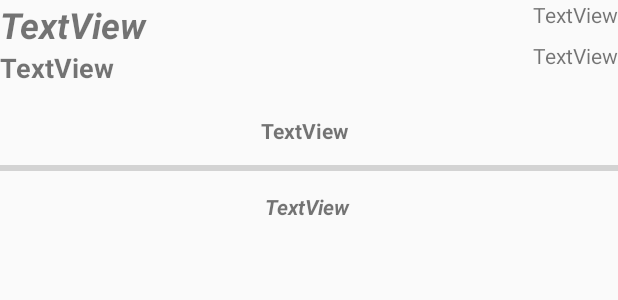
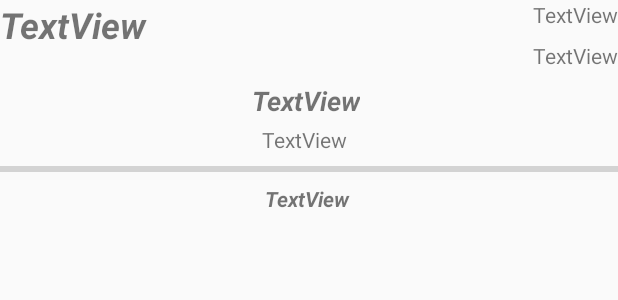
Before and after one commit to endkarn/projectNFC, an Android app: the layout custom_task_listview.xml on its own in the app's theme, with its tools: preview values and no code run, on a phone screen of 412 x 824 dp. Shown: the top 300 px of the screen. Run offline under Robolectric (Android 15) with nearby library versions, the phone set to English and light mode, and no system bars.

Commit message:
+ Item can get Amount and Decresing + Ajust Task Page

```diff
--- a/app/src/main/java/com/karnjang/firebasedemo/ExchangeItemActivity.java
+++ b/app/src/main/java/com/karnjang/firebasedemo/ExchangeItemActivity.java
@@ -126,6 +126,7 @@
 
             public void onFinish() {
                 buttonTimeOut.setText("Time Out!");
+                finish();
 
             }
         }.start();
@@ -209,6 +210,7 @@
 
                     dbUserRef.child(userName).child("totalPoints").setValue(user.getTotalPoints() - itemEx.getItemPrice());
                     dbUserRef.child(userName).child("ACTIVETASK").child(storeId).child("currentCondition").setValue(userProgress+1);
+                    dbStoreRef.child(storeId).child("ITEMS").child(itemEx.getItemId()).child("itemAmount").setValue(itemEx.getItemAmount()-1);
                 }
                 @Override
                 public void onCancelled(DatabaseError databaseError) {
--- a/app/src/main/java/com/karnjang/firebasedemo/fragments/TheStoreItemListFragment.java
+++ b/app/src/main/java/com/karnjang/firebasedemo/fragments/TheStoreItemListFragment.java
@@ -106,6 +106,7 @@
             ImageView imageItemView = (ImageView) theitemlistview.findViewById(R.id.imageItemView);
             TextView textItemName = (TextView) theitemlistview.findViewById(R.id.textItemName);
             TextView textItemPrice = (TextView) theitemlistview.findViewById(R.id.textItemPrice);
+            TextView textItemAmount = (TextView) theitemlistview.findViewById(R.id.textItemAmount);
             Button button = (Button) theitemlistview.findViewById(R.id.buttonItem) ;
 
             final Item item = itemArrayList.get(i);
@@ -115,6 +116,7 @@
             imageItemView.setImageResource(IMAGES[item.getItemType()]);
             textItemName.setText(item.getItemName());
             textItemPrice.setText(""+item.getItemPrice());
+            textItemAmount.setText("Amount:"+item.getItemAmount());
             button.setText("USE"+item.getItemPrice());
 
             button.setOnClickListener(new View.OnClickListener() {
--- a/app/src/main/res/layout/custom_task_listview.xml
+++ b/app/src/main/res/layout/custom_task_listview.xml
@@ -29,11 +29,15 @@
                 android:id="@+id/textTaskName"
                 android:layout_width="wrap_content"
                 android:layout_height="wrap_content"
+                android:layout_marginEnd="156dp"
+                android:layout_marginStart="152dp"
+                android:layout_marginTop="8dp"
                 android:text="TextView"
                 android:textSize="18sp"
-                android:textStyle="bold"
+                android:textStyle="bold|italic"
+                app:layout_constraintEnd_toEndOf="parent"
                 app:layout_constraintStart_toStartOf="parent"
-                app:layout_constraintTop_toBottomOf="@+id/textStoreInfo" />
+                app:layout_constraintTop_toBottomOf="@+id/textTaskStatus" />
 
             <TextView
                 android:id="@+id/textTaskDesc"
@@ -41,9 +45,8 @@
                 android:layout_height="wrap_content"
                 android:layout_marginEnd="166dp"
                 android:layout_marginStart="160dp"
-                android:layout_marginTop="20dp"
+                android:layout_marginTop="4dp"
                 android:text="TextView"
-                android:textStyle="bold"
                 app:layout_constraintEnd_toEndOf="parent"
                 app:layout_constraintStart_toStartOf="parent"
                 app:layout_constraintTop_toBottomOf="@+id/textTaskName" />
@@ -60,7 +63,7 @@
                 android:id="@+id/progressTaskBar"
                 style="@android:style/Widget.Material.ProgressBar.Horizontal"
                 android:layout_width="match_parent"
-                android:layout_height="31dp"
+                android:layout_height="20dp"
                 app:layout_constraintEnd_toEndOf="parent"
                 app:layout_constraintHorizontal_bias="0.0"
                 app:layout_constraintStart_toStartOf="parent"
```
Also changed, not shown: app/src/main/java/com/karnjang/firebasedemo/fragments/TaskFragment.java (+34 -46 lines), app/src/main/java/com/karnjang/firebasedemo/models/Item.java (+9 -0 lines), app/src/main/res/layout/custom_the_store_item_list.xml (+9 -0 lines).
